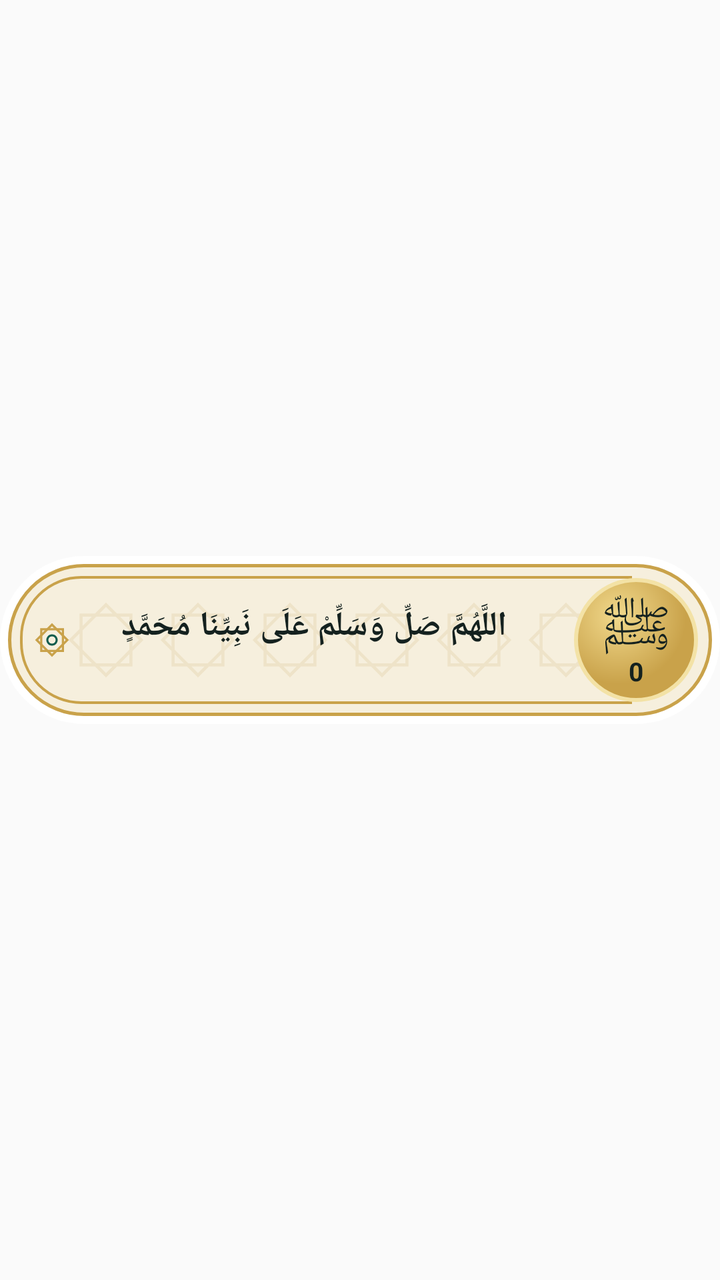
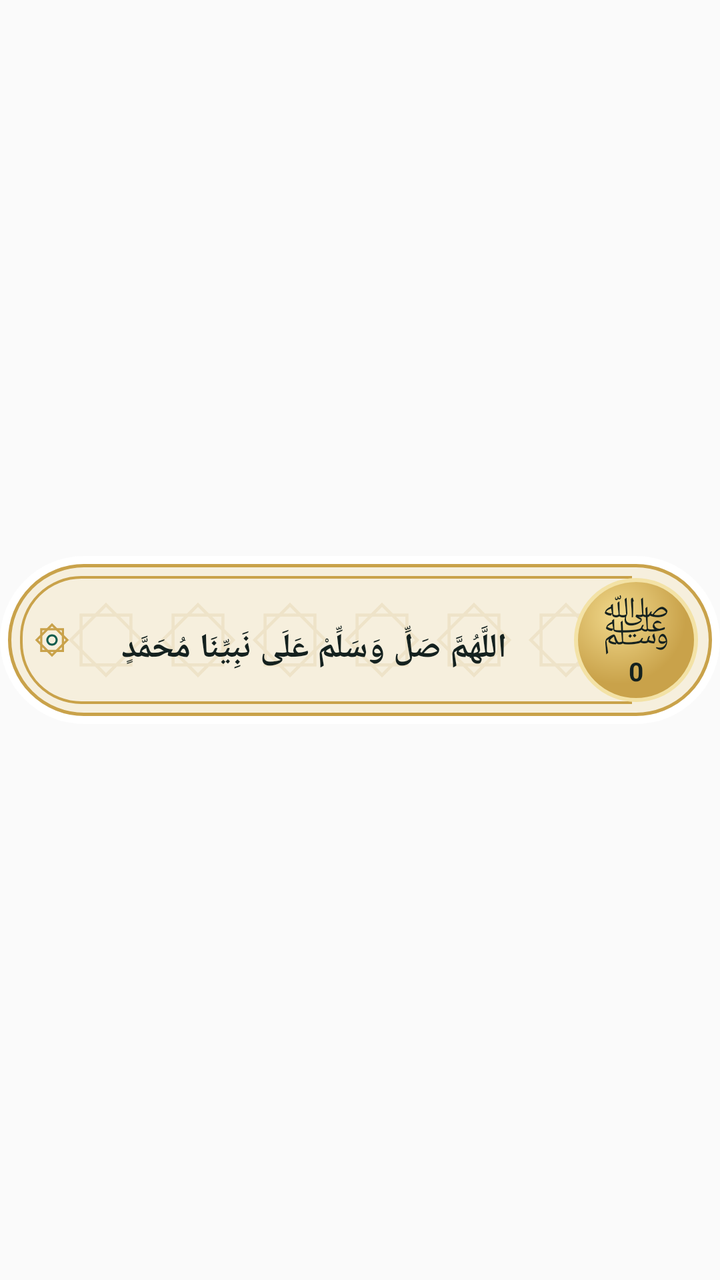

The first picture is an Android layout as it rendered before a commit; the second is the same layout after the commit. The layout source and the unified diff follow.
<!-- AndroidManifest.xml: application theme AppTheme -->
<!-- res/layout/widget_card.xml -->
<?xml version="1.0" encoding="utf-8"?>
<FrameLayout xmlns:android="http://schemas.android.com/apk/res/android"
    android:id="@+id/wroot"
    android:layout_width="match_parent"
    android:layout_height="match_parent">

    <FrameLayout
        android:id="@+id/wbody"
        android:layout_width="match_parent"
        android:layout_height="84dp"
        android:layout_gravity="center_vertical">

        
        <ImageView
            android:id="@+id/wframe"
            android:layout_width="match_parent"
            android:layout_height="match_parent"
            android:scaleType="fitXY"
            android:src="@drawable/widget_edge" />

        <ImageView
            android:layout_width="match_parent"
            android:layout_height="match_parent"
            android:layout_margin="4dp"
            android:scaleType="fitXY"
            android:src="@drawable/widget_face" />

        <ImageView
            android:layout_width="match_parent"
            android:layout_height="46dp"
            android:layout_gravity="center_vertical"
            android:layout_marginLeft="30dp"
            android:layout_marginRight="60dp"
            android:scaleType="fitXY"
            android:src="@drawable/widget_stars" />

        <ImageView
            android:layout_width="match_parent"
            android:layout_height="match_parent"
            android:layout_marginLeft="10dp"
            android:layout_marginRight="44dp"
            android:layout_marginTop="10dp"
            android:layout_marginBottom="10dp"
            android:scaleType="fitXY"
            android:src="@drawable/widget_inner" />

        <LinearLayout
            android:layout_width="match_parent"
            android:layout_height="match_parent"
            android:layoutDirection="rtl"
            android:gravity="center_vertical"
            android:orientation="horizontal"
            android:paddingLeft="16dp"
            android:paddingRight="4dp">

            <FrameLayout
                android:id="@+id/wpray"
                android:layout_width="76dp"
                android:layout_height="76dp">

                <ImageView
                    android:layout_width="62dp"
                    android:layout_height="62dp"
                    android:layout_gravity="center"
                    android:src="@drawable/widget_pray" />

                <LinearLayout
                    android:layout_width="match_parent"
                    android:layout_height="match_parent"
                    android:gravity="center"
                    android:orientation="vertical">

                    <TextView
                        android:layout_width="wrap_content"
                        android:layout_height="wrap_content"
                        android:includeFontPadding="false"
                        android:text="ﷺ"
                        android:textColor="#14211F"
                        android:textSize="28sp" />

                    <TextView
                        android:id="@+id/wcount"
                        android:layout_marginTop="-6dp"
                        android:layout_width="wrap_content"
                        android:layout_height="wrap_content"
                        android:includeFontPadding="false"
                        android:text="0"
                        android:textColor="#14211F"
                        android:textSize="13sp"
                        android:textStyle="bold" />
                </LinearLayout>
            </FrameLayout>

            <FrameLayout
                android:layout_width="0dp"
                android:layout_height="match_parent"
                android:layout_weight="1">
            <TextView
                android:id="@+id/wtext"
                android:layout_width="match_parent"
                android:layout_height="wrap_content"
                android:layout_gravity="center"
                android:layout_marginBottom="7dp"
                android:fontFamily="serif"
                android:gravity="center"
                android:lineSpacingMultiplier="0.88"
                android:maxLines="3"
                android:paddingLeft="4dp"
                android:paddingRight="6dp"
                android:text="اللَّهُمَّ صَلِّ وَسَلِّمْ عَلَى نَبِيِّنَا مُحَمَّدٍ"
                android:textColor="#14211F"
                android:textDirection="rtl"
                android:textSize="17sp"
                android:textStyle="bold" />
            <TextView
                android:id="@+id/wsrc"
                android:layout_width="wrap_content"
                android:layout_height="wrap_content"
                android:layout_gravity="bottom|left"
                android:layout_marginBottom="13dp"
                android:layout_marginLeft="2dp"
                android:includeFontPadding="false"
                android:maxLines="1"
                android:textColor="#7A6A45"
                android:textDirection="rtl"
                android:textSize="11sp"
                android:visibility="gone" />
            </FrameLayout>

            <ImageView
                android:layout_width="20dp"
                android:layout_height="20dp"
                android:src="@drawable/widget_star" />
        </LinearLayout>
    </FrameLayout>
</FrameLayout>
<!-- resources referenced by this layout -->
<resources>
  <!-- drawable widget_edge (drawable) -->
  <?xml version="1.0" encoding="utf-8"?>
  <shape xmlns:android="http://schemas.android.com/apk/res/android" android:shape="rectangle">
      <solid android:color="#FFFFFFFF" />
      <corners android:radius="42dp" />
  </shape>
  <!-- drawable widget_face (drawable) -->
  <?xml version="1.0" encoding="utf-8"?>
  <shape xmlns:android="http://schemas.android.com/apk/res/android" android:shape="rectangle">
      <solid android:color="#F6EFDD" />
      <stroke android:width="1.5dp" android:color="#C9A24A" />
      <corners android:radius="38dp" />
  </shape>
  <!-- drawable widget_inner (drawable) -->
  <?xml version="1.0" encoding="utf-8"?>
  <shape xmlns:android="http://schemas.android.com/apk/res/android" android:shape="rectangle">
      <stroke android:width="1.2dp" android:color="#C9A24A" />
      <corners android:topLeftRadius="30dp" android:bottomLeftRadius="30dp" android:topRightRadius="0dp" android:bottomRightRadius="0dp" />
  </shape>
  <!-- drawable widget_pray (drawable) -->
  <?xml version="1.0" encoding="utf-8"?>
  <shape xmlns:android="http://schemas.android.com/apk/res/android" android:shape="oval">
      <gradient android:type="radial" android:gradientRadius="34dp" android:centerX="0.35" android:centerY="0.3"
          android:startColor="#F1D98C" android:endColor="#C9A24A" />
      <stroke android:width="2dp" android:color="#F3E2A6" />
  </shape>
  <!-- drawable widget_star (drawable) -->
  <?xml version="1.0" encoding="utf-8"?>
  <vector xmlns:android="http://schemas.android.com/apk/res/android"
      android:width="24dp" android:height="24dp" android:viewportWidth="24" android:viewportHeight="24">
      <path android:pathData="M5.5,5.5 L18.5,5.5 L18.5,18.5 L5.5,18.5 Z" android:strokeColor="#C9A24A" android:strokeWidth="1.3" android:fillColor="#00000000" />
      <path android:pathData="M12,2.8 L21.2,12 L12,21.2 L2.8,12 Z" android:strokeColor="#C9A24A" android:strokeWidth="1.3" android:fillColor="#00000000" />
      <path android:pathData="M12,9.2 A2.8,2.8 0 1,1 11.99,9.2 Z" android:strokeColor="#0F5C4D" android:strokeWidth="1.2" android:fillColor="#00000000" />
  </vector>
  <!-- drawable widget_stars (drawable) -->
  <?xml version="1.0" encoding="utf-8"?>
  <bitmap xmlns:android="http://schemas.android.com/apk/res/android" android:src="@drawable/widget_star_tile" android:tileModeX="repeat" android:tileModeY="clamp" />
  <style name="AppTheme" parent="Theme.AppCompat.Light.DarkActionBar">
          
          <item name="colorPrimary">@color/colorPrimary</item>
          <item name="colorPrimaryDark">@color/colorPrimaryDark</item>
          <item name="colorAccent">@color/colorAccent</item>
      </style>
  <!-- drawable widget_star_tile: png bitmap (drawable-xxhdpi, 1917 bytes) -->
</resources>

<!-- the commit's change to res/layout/widget_card.xml (unified diff, before → after) -->
@@ -95,12 +95,13 @@
                 android:layout_width="0dp"
                 android:layout_height="match_parent"
                 android:layout_weight="1">
+            
             <TextView
                 android:id="@+id/wtext"
                 android:layout_width="match_parent"
                 android:layout_height="wrap_content"
                 android:layout_gravity="center"
-                android:layout_marginBottom="7dp"
+                android:layout_marginTop="4dp"
                 android:fontFamily="serif"
                 android:gravity="center"
                 android:lineSpacingMultiplier="0.88"
@@ -111,6 +112,24 @@
                 android:textColor="#14211F"
                 android:textDirection="rtl"
                 android:textSize="17sp"
+                android:textStyle="bold" />
+            <TextView
+                android:id="@+id/wtextL"
+                android:layout_width="match_parent"
+                android:visibility="gone"
+                android:layout_height="wrap_content"
+                android:layout_gravity="center"
+                android:layout_marginBottom="14dp"
+                android:fontFamily="serif"
+                android:gravity="center"
+                android:lineSpacingMultiplier="0.88"
+                android:maxLines="3"
+                android:paddingLeft="4dp"
+                android:paddingRight="6dp"
+                android:text="اللَّهُمَّ صَلِّ وَسَلِّمْ عَلَى نَبِيِّنَا مُحَمَّدٍ"
+                android:textColor="#14211F"
+                android:textDirection="rtl"
+                android:textSize="14sp"
                 android:textStyle="bold" />
             <TextView
                 android:id="@+id/wsrc"
